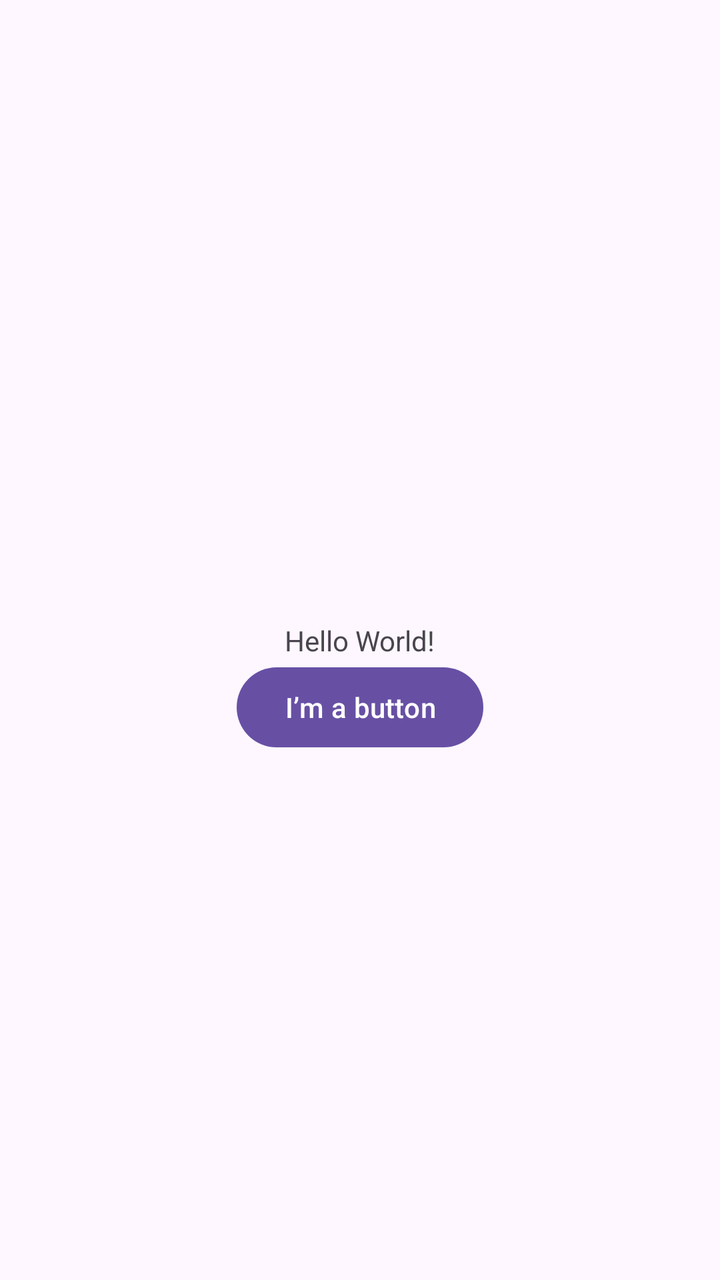
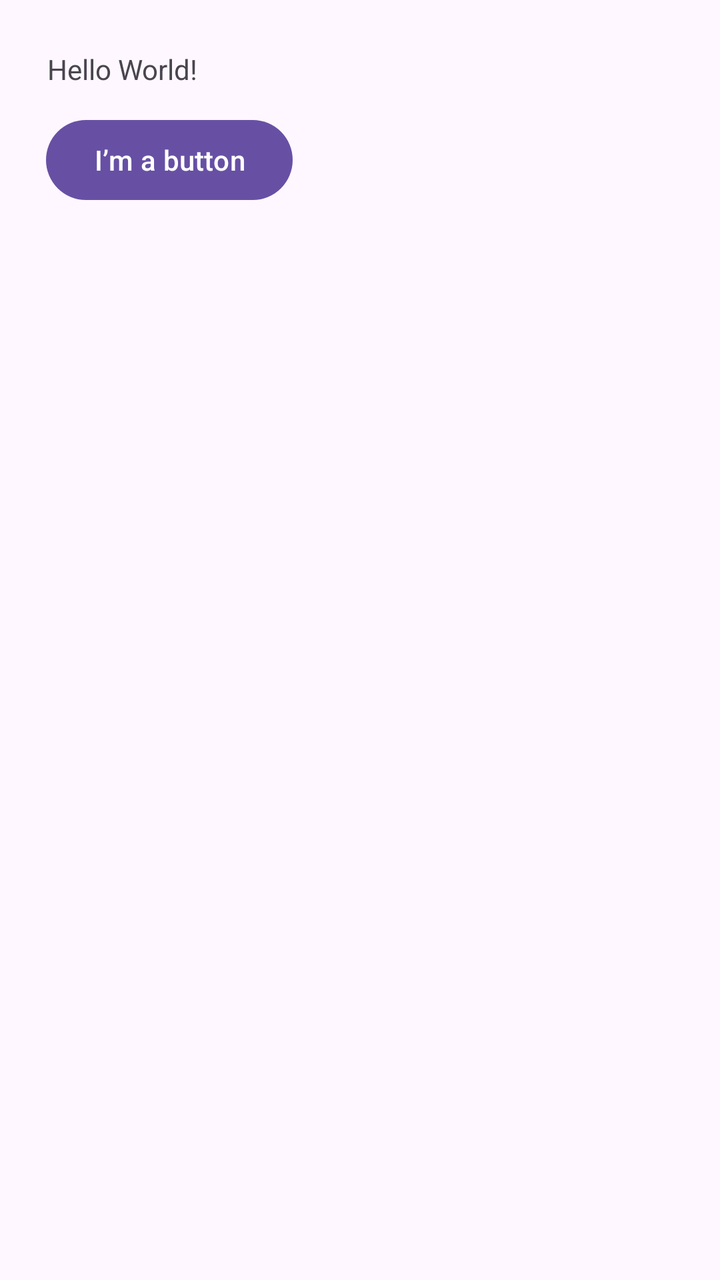

The first picture is an Android layout as it rendered before a commit; the second is the same layout after the commit. The layout source and the unified diff follow.
<!-- AndroidManifest.xml: application theme Theme.AndroidAssignments -->
<!-- res/layout/activity_main.xml -->
<?xml version="1.0" encoding="utf-8"?>
<androidx.constraintlayout.widget.ConstraintLayout xmlns:android="http://schemas.android.com/apk/res/android"
    xmlns:app="http://schemas.android.com/apk/res-auto"
    xmlns:tools="http://schemas.android.com/tools"
    android:id="@+id/main"
    android:layout_width="match_parent"
    android:layout_height="match_parent"
    tools:context=".MainActivity">

    <TextView
        android:id="@+id/textView"
        android:layout_width="wrap_content"
        android:layout_height="wrap_content"
        android:text="@string/hello_message"
        app:layout_constraintBottom_toBottomOf="parent"
        app:layout_constraintEnd_toEndOf="parent"
        app:layout_constraintStart_toStartOf="parent"
        app:layout_constraintTop_toTopOf="parent" />

    <Button
        android:id="@+id/button"
        android:layout_width="wrap_content"
        android:layout_height="wrap_content"
        android:text="@string/ButtonText"
        app:layout_constraintEnd_toEndOf="parent"
        app:layout_constraintStart_toStartOf="parent"
        app:layout_constraintTop_toBottomOf="@+id/textView" />

</androidx.constraintlayout.widget.ConstraintLayout>
<!-- resources referenced by this layout -->
<resources>
  <string name="ButtonText">I\’m a button</string>
  <string name="hello_message">Hello World!</string>
  <style name="Theme.AndroidAssignments" parent="Base.Theme.AndroidAssignments" />
  <style name="Base.Theme.AndroidAssignments" parent="Theme.Material3.DayNight.NoActionBar">
          
          
      </style>
</resources>

<!-- the commit's change to res/layout/activity_main.xml (unified diff, before → after) -->
@@ -14,15 +14,19 @@
         android:text="@string/hello_message"
         app:layout_constraintBottom_toBottomOf="parent"
         app:layout_constraintEnd_toEndOf="parent"
+        app:layout_constraintHorizontal_bias="0.083"
         app:layout_constraintStart_toStartOf="parent"
-        app:layout_constraintTop_toTopOf="parent" />
+        app:layout_constraintTop_toTopOf="parent"
+        app:layout_constraintVertical_bias="0.04" />
 
     <Button
         android:id="@+id/button"
         android:layout_width="wrap_content"
         android:layout_height="wrap_content"
+        android:layout_marginTop="12dp"
         android:text="@string/ButtonText"
         app:layout_constraintEnd_toEndOf="parent"
+        app:layout_constraintHorizontal_bias="0.097"
         app:layout_constraintStart_toStartOf="parent"
         app:layout_constraintTop_toBottomOf="@+id/textView" />
 
